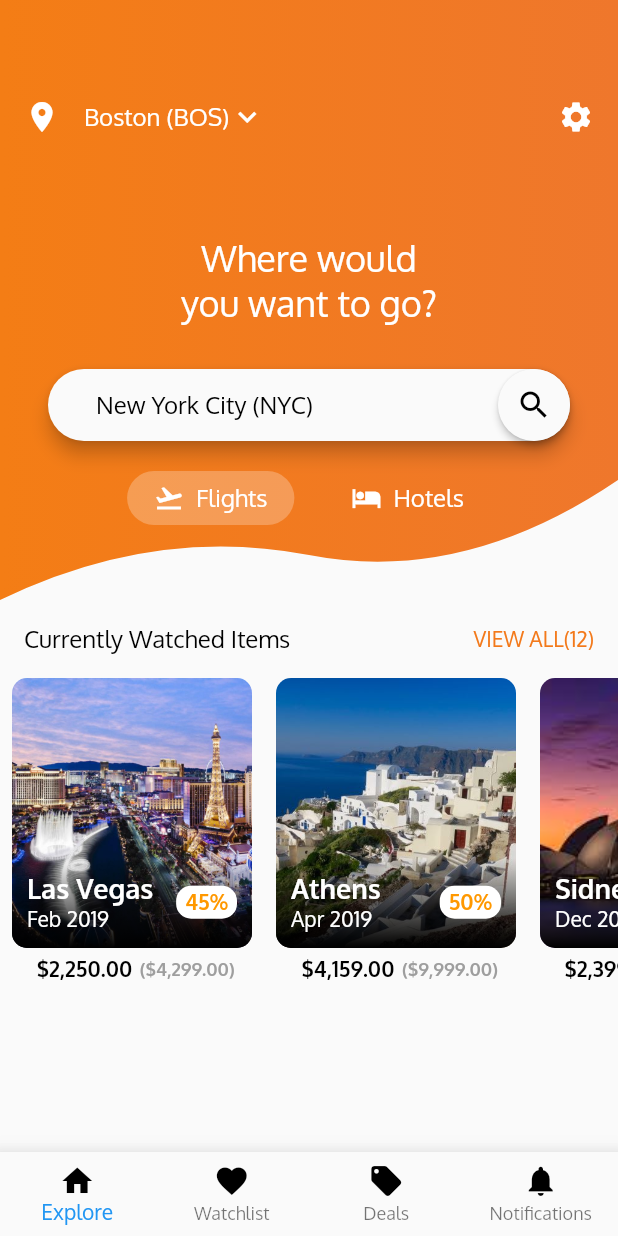
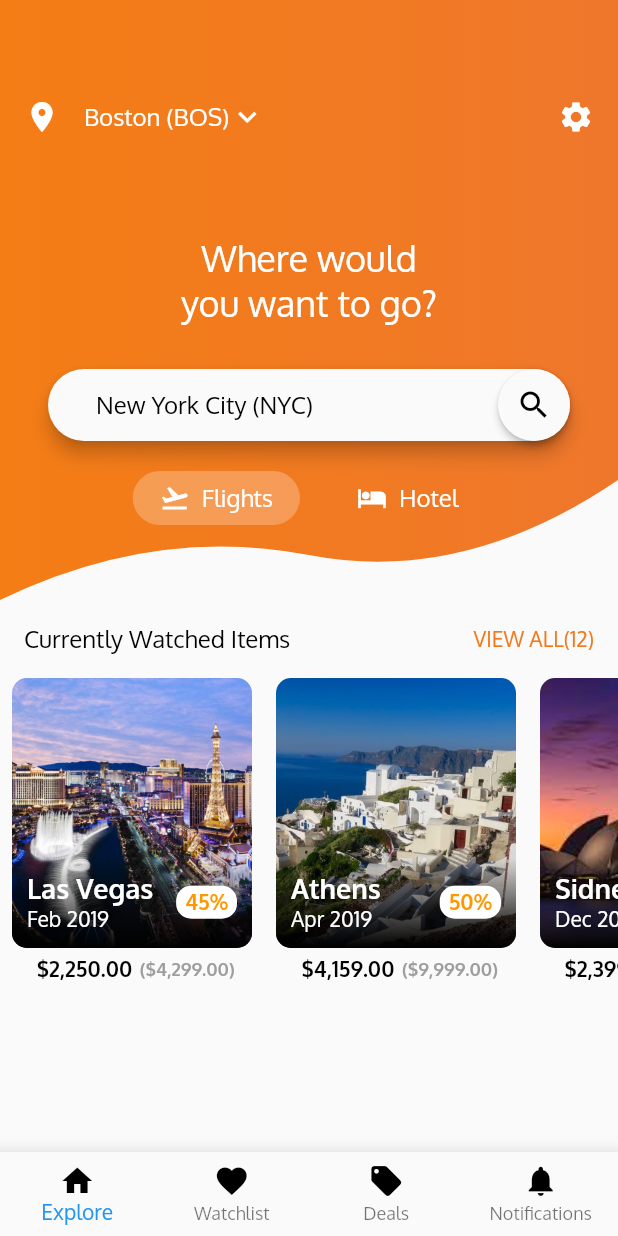
Before and after one commit to anantatama/flight-app, a Flutter app: the screen it shows after launch, on a phone screen of 412 x 824 dp. Run offline on Flutter 3.47's test engine with Material 2 defaults, Android fonts, the phone set to English and light mode, and no system bars.

Commit message:
Start new development in new device

```diff
--- a/lib/main.dart
+++ b/lib/main.dart
@@ -160,7 +160,7 @@ class _HomeScreenTopPartState extends State<HomeScreenTopPart> {
                       ),
                     SizedBox(width: 20.0),
                     InkWell(child: ChoiceChip(
-                      Icons.hotel, "Hotels", !isFlightSelected),
+                      Icons.hotel, "Hotel", !isFlightSelected),
                       onTap: () {
                         setState(() {
                           isFlightSelected = false;
```
